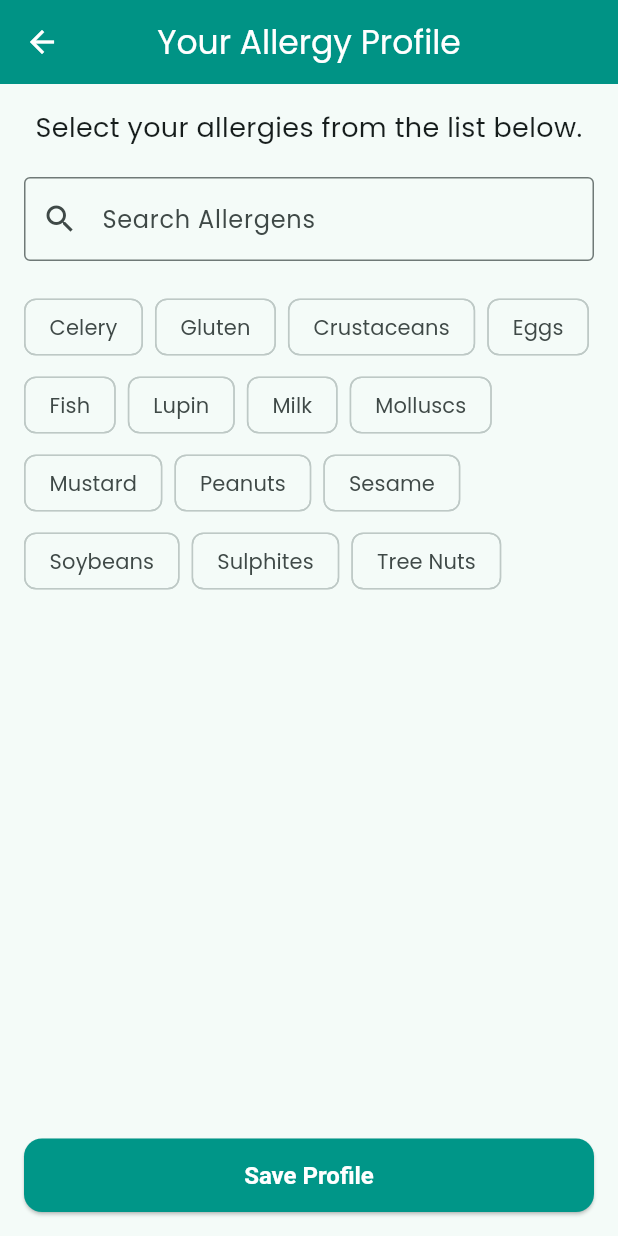
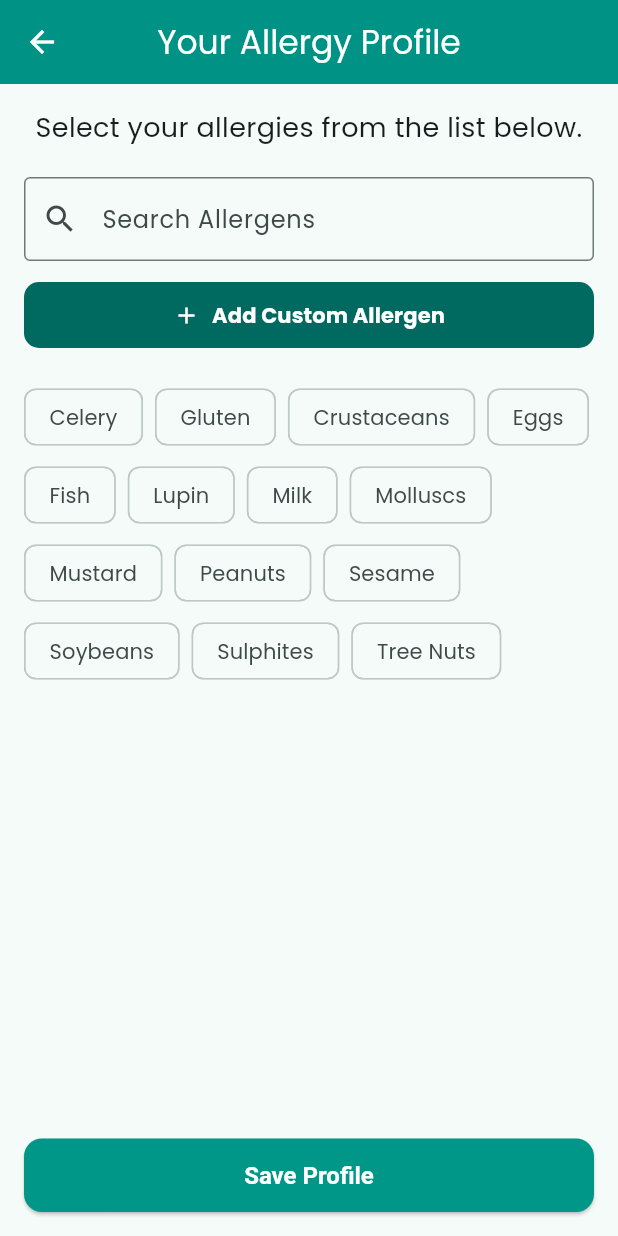
Before and after one commit to phaccies/Scanwich, a Flutter app: the ProfileScreen screen opened by its route, on a phone screen of 412 x 824 dp. Run offline on Flutter 3.47's test engine with Material 3 defaults, Android fonts, the phone set to English and light mode, and no system bars; our stand-ins replace shared_preferences; accounts and stored records are empty.

Commit message:
added add button for ingredients

```diff
--- a/scanwich/lib/screens/profile_screen.dart
+++ b/scanwich/lib/screens/profile_screen.dart
@@ -9,64 +9,47 @@ class ProfileScreen extends StatefulWidget {
 }
 
 class _ProfileScreenState extends State<ProfileScreen> {
-  // Controller for the search text field.
   final _searchController = TextEditingController();
-  // Key for storing and retrieving allergies from local storage.
   static const String _allergiesKey = 'user_allergies';
 
-  // A predefined, static list of all possible common allergens.
   final List<String> _allAllergens = [
     'Celery', 'Gluten', 'Crustaceans', 'Eggs', 'Fish', 'Lupin', 'Milk',
     'Molluscs', 'Mustard', 'Peanuts', 'Sesame', 'Soybeans', 'Sulphites', 'Tree Nuts'
   ];
 
-  // The list of allergens to display to the user, after filtering by search.
   List<String> _filteredAllergens = [];
-  // A set to hold the allergens the user has currently selected.
   final Set<String> _selectedAllergens = {};
 
   @override
   void initState() {
     super.initState();
-    // Initially, the filtered list is the complete list of allergens.
-    _filteredAllergens = _allAllergens;
-    // Load any previously saved allergies from local storage.
+    _filteredAllergens = List.from(_allAllergens);
     _loadAllergies();
-    // Add a listener to the search controller to filter the list in real-time.
     _searchController.addListener(_filterAllergens);
   }
 
-  // Filters the list of allergens based on the user's search query.
   void _filterAllergens() {
     final query = _searchController.text.toLowerCase();
     setState(() {
-      // We filter the master list of all allergens.
       _filteredAllergens = _allAllergens.where((allergen) {
-        // An allergen is included if its name contains the search query.
         return allergen.toLowerCase().contains(query);
       }).toList();
     });
   }
 
-  // Asynchronously loads the user's saved allergies from SharedPreferences.
   Future<void> _loadAllergies() async {
     final prefs = await SharedPreferences.getInstance();
-    // Retrieve the list of strings, or an empty list if none are saved.
     final savedAllergies = prefs.getStringList(_allergiesKey) ?? [];
     setState(() {
-      // Clear the current selection and add all the loaded allergies.
       _selectedAllergens.clear();
       _selectedAllergens.addAll(savedAllergies);
     });
   }
 
-  // Asynchronously saves the user's current selection to SharedPreferences.
   Future<void> _saveAllergies() async {
     final prefs = await SharedPreferences.getInstance();
-    // Convert the set of selected allergens to a list and save it.
     await prefs.setStringList(_allergiesKey, _selectedAllergens.toList());
 
-    // Show a confirmation message to the user if the widget is still on screen.
     if (mounted) {
       ScaffoldMessenger.of(context).showSnackBar(
         const SnackBar(content: Text('Allergies saved!')),
@@ -74,22 +57,54 @@ class _ProfileScreenState extends State<ProfileScreen> {
     }
   }
 
-  // Handles the tap event on a FilterChip.
   void _onAllergenSelected(bool selected, String allergen) {
     setState(() {
-      // If the chip is selected, add the allergen to the set.
       if (selected) {
         _selectedAllergens.add(allergen);
       } else {
-        // Otherwise, remove it.
         _selectedAllergens.remove(allergen);
       }
     });
   }
 
+  void _showAddCustomAllergenDialog() {
+    final TextEditingController customController = TextEditingController();
+
+    showDialog(
+      context: context,
+      builder: (context) => AlertDialog(
+        title: const Text('Add Custom Allergen'),
+        content: TextField(
+          controller: customController,
+          decoration: const InputDecoration(hintText: 'Enter allergen name'),
+        ),
+        actions: [
+          TextButton(
+            onPressed: () => Navigator.of(context).pop(),
+            child: const Text('Cancel'),
+          ),
+          ElevatedButton(
+            onPressed: () {
+              final customName = customController.text.trim();
+              if (customName.isNotEmpty &&
+                  !_allAllergens.any((a) => a.toLowerCase() == customName.toLowerCase())) {
+                setState(() {
+                  _allAllergens.add(customName);
+                  _filteredAllergens = List.from(_allAllergens);
+                  _selectedAllergens.add(customName);
+                });
+              }
+              Navigator.of(context).pop();
+            },
+            child: const Text('Add'),
+          ),
+        ],
+      ),
+    );
+  }
+
   @override
   void dispose() {
-    // Clean up the controller when the widget is removed from the widget tree.
     _searchController.dispose();
     super.dispose();
   }
@@ -105,14 +120,13 @@ class _ProfileScreenState extends State<ProfileScreen> {
         child: Column(
           crossAxisAlignment: CrossAxisAlignment.stretch,
           children: [
-            // Informational text for the user.
             const Text(
               'Select your allergies from the list below.',
               textAlign: TextAlign.center,
               style: TextStyle(fontSize: 18, fontWeight: FontWeight.w500),
             ),
             const SizedBox(height: 20),
-            // Search input field.
+
             TextField(
               controller: _searchController,
               decoration: const InputDecoration(
@@ -121,9 +135,27 @@ class _ProfileScreenState extends State<ProfileScreen> {
                 prefixIcon: Icon(Icons.search),
               ),
             ),
+
+            const SizedBox(height: 12),
+
+            TextButton.icon(
+              onPressed: _showAddCustomAllergenDialog,
+              icon: const Icon(Icons.add, color: Colors.white),
+              label: const Text(
+                'Add Custom Allergen',
+                style: TextStyle(color: Colors.white, fontWeight: FontWeight.bold),
+              ),
+              style: TextButton.styleFrom(
+                backgroundColor: Theme.of(context).colorScheme.primary,
+                padding: const EdgeInsets.symmetric(horizontal: 16, vertical: 12),
+                shape: RoundedRectangleBorder(
+                  borderRadius: BorderRadius.circular(10),
+                ),
+              ),
+            ),
+
             const SizedBox(height: 20),
-            // This section displays the list of currently selected allergens.
-            // It only appears if at least one allergen is selected.
+
             if (_selectedAllergens.isNotEmpty) ...[
               const Text(
                 'Your Selections:',
@@ -134,47 +166,39 @@ class _ProfileScreenState extends State<ProfileScreen> {
                 spacing: 8.0,
                 runSpacing: 4.0,
                 children: _selectedAllergens.map((allergen) {
-                  // Use a regular Chip with a delete icon for selected items.
                   return Chip(
                     label: Text(allergen),
-                    onDeleted: () {
-                      // Tapping the delete icon deselects the allergen.
-                      _onAllergenSelected(false, allergen);
-                    },
+                    onDeleted: () => _onAllergenSelected(false, allergen),
                     deleteIconColor: Theme.of(context).colorScheme.primary,
                   );
                 }).toList(),
               ),
               const Divider(height: 30),
             ],
-            // A scrollable, expanding list of all available filter chips.
+
             Expanded(
               child: SingleChildScrollView(
                 child: Wrap(
                   spacing: 8.0,
                   runSpacing: 4.0,
-                  // We map over the filtered list to create a chip for each allergen
-                  // that has NOT already been selected.
                   children: _filteredAllergens
-                      .where((allergen) => !_selectedAllergens.contains(allergen))
-                      .map((allergen) {
-                    return FilterChip(
-                      label: Text(allergen),
-                      // The chip is selected if it's in our set of selected allergens.
-                      selected: _selectedAllergens.contains(allergen),
-                      // The callback function to handle selection changes.
-                      onSelected: (selected) {
-                        _onAllergenSelected(selected, allergen);
-                      },
-                      selectedColor: Theme.of(context).colorScheme.primary.withOpacity(0.3),
-                      checkmarkColor: Theme.of(context).colorScheme.primary,
-                    );
-                  }).toList(),
+                      .where((a) => !_selectedAllergens.contains(a))
+                      .map((a) => FilterChip(
+                            label: Text(a),
+                            selected: _selectedAllergens.contains(a),
+                            onSelected: (val) => _onAllergenSelected(val, a),
+                            selectedColor: Theme.of(context)
+                                .colorScheme
+                                .primary
+                                .withOpacity(0.3),
+                            checkmarkColor: Theme.of(context).colorScheme.primary,
+                          ))
+                      .toList(),
                 ),
               ),
             ),
+
             const SizedBox(height: 20),
-            // The button to save the user's choices to local storage.
             ElevatedButton(
               onPressed: _saveAllergies,
               child: const Text('Save Profile'),
```
Also changed, not shown: scanwich/lib/screens/scan_screen.dart (line endings or trailing spaces).
